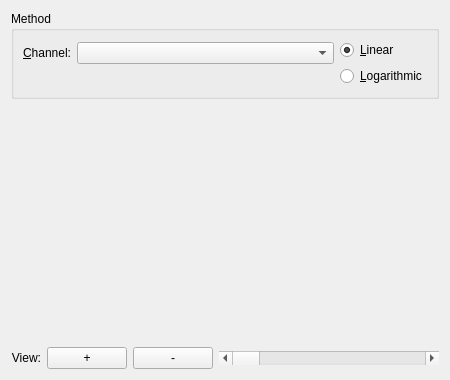
Above: krita/plugins/extensions/histogram/wdghistogram.ui from KDE/krita before the change. Below: the same form after it.
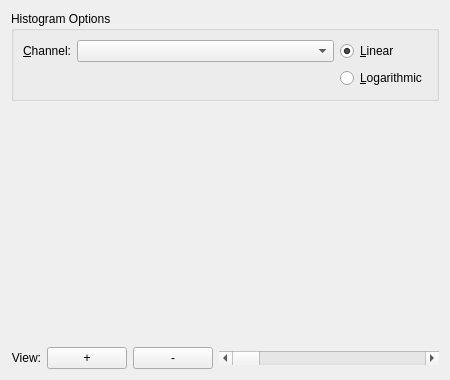
That is the form after the change. Custom widgets are drawn as their Qt base class.

Commit message: Port away from kbuttongroup

```diff
--- a/krita/plugins/extensions/histogram/wdghistogram.ui
+++ b/krita/plugins/extensions/histogram/wdghistogram.ui
@@ -12,11 +12,33 @@
   </property>
   <layout class="QVBoxLayout">
    <item>
-    <widget class="KButtonGroup" name="grpType">
+    <widget class="QGroupBox" name="grpType">
      <property name="title">
-      <string>Method</string>
+      <string>Histogram Options</string>
      </property>
-     <layout class="QGridLayout">
+     <layout class="QGridLayout" name="gridLayout_2">
+      <item row="0" column="0">
+       <layout class="QGridLayout" name="gridLayout">
+        <item row="0" column="0">
+         <widget class="QLabel" name="lblChannel">
+          <property name="text">
+           <string>&amp;Channel:</string>
+          </property>
+          <property name="buddy">
+           <cstring>cmbChannel</cstring>
+          </property>
+         </widget>
+        </item>
+        <item row="0" column="1">
+         <widget class="QComboBox" name="cmbChannel">
+          <property name="sizePolicy">
+           <sizepolicy hsizetype="Expanding" vsizetype="Fixed">
+            <horstretch>0</horstretch>
+            <verstretch>0</verstretch>
+           </sizepolicy>
+          </property>
+         </widget>
+        </item>
       <item row="0" column="2">
        <widget class="QRadioButton" name="radioLinear">
         <property name="text">
@@ -27,50 +49,7 @@
         </property>
        </widget>
       </item>
-      <item row="1" column="2" rowspan="2">
-       <widget class="QRadioButton" name="radioLog">
-        <property name="text">
-         <string>&amp;Logarithmic</string>
-        </property>
-       </widget>
-      </item>
-      <item row="2" column="1">
-       <spacer name="spacer1">
-        <property name="orientation">
-         <enum>Qt::Vertical</enum>
-        </property>
-        <property name="sizeType">
-         <enum>QSizePolicy::Preferred</enum>
-        </property>
-        <property name="sizeHint" stdset="0">
-         <size>
-          <width>20</width>
-          <height>20</height>
-         </size>
-        </property>
-       </spacer>
-      </item>
-      <item row="0" column="1" rowspan="2">
-       <widget class="QComboBox" name="cmbChannel">
-        <property name="sizePolicy">
-         <sizepolicy hsizetype="Expanding" vsizetype="Fixed">
-          <horstretch>0</horstretch>
-          <verstretch>0</verstretch>
-         </sizepolicy>
-        </property>
-       </widget>
-      </item>
-      <item row="0" column="0" rowspan="2">
-       <widget class="QLabel" name="lblChannel">
-        <property name="text">
-         <string>&amp;Channel:</string>
-        </property>
-        <property name="buddy">
-         <cstring>cmbChannel</cstring>
-        </property>
-       </widget>
-      </item>
-      <item row="2" column="0">
+        <item row="1" column="0">
        <spacer name="spacer2">
         <property name="orientation">
          <enum>Qt::Vertical</enum>
@@ -86,6 +65,31 @@
         </property>
        </spacer>
       </item>
+        <item row="1" column="1">
+         <spacer name="spacer1">
+          <property name="orientation">
+           <enum>Qt::Vertical</enum>
+          </property>
+          <property name="sizeType">
+           <enum>QSizePolicy::Preferred</enum>
+          </property>
+          <property name="sizeHint" stdset="0">
+           <size>
+            <width>20</width>
+            <height>20</height>
+           </size>
+          </property>
+         </spacer>
+        </item>
+        <item row="1" column="2">
+         <widget class="QRadioButton" name="radioLog">
+          <property name="text">
+           <string>&amp;Logarithmic</string>
+          </property>
+         </widget>
+        </item>
+       </layout>
+      </item>
      </layout>
     </widget>
    </item>
@@ -107,16 +111,7 @@
    </item>
    <item>
     <layout class="QHBoxLayout">
-     <property name="leftMargin">
-      <number>0</number>
-     </property>
-     <property name="topMargin">
-      <number>0</number>
-     </property>
-     <property name="rightMargin">
-      <number>0</number>
-     </property>
-     <property name="bottomMargin">
+     <property name="margin">
       <number>0</number>
      </property>
      <item>
@@ -178,12 +173,6 @@
    <extends></extends>
    <header>kis_histogram_view.h</header>
   </customwidget>
-  <customwidget>
-   <class>KButtonGroup</class>
-   <extends>QGroupBox</extends>
-   <header>kbuttongroup.h</header>
-   <container>1</container>
-  </customwidget>
  </customwidgets>
  <resources/>
  <connections/>
```
Lines whose indentation alone changed are shown as unchanged.
